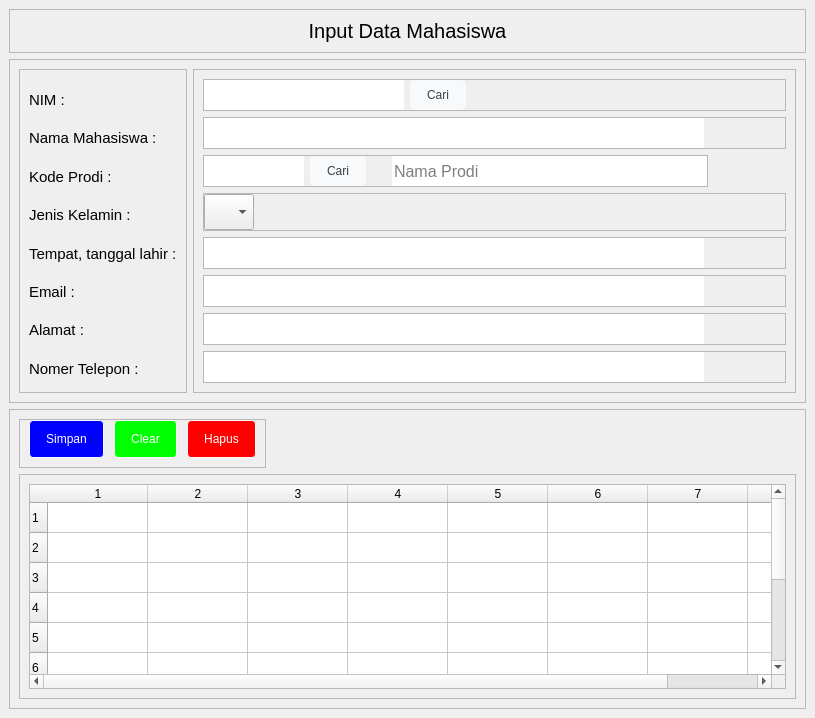
First picture: the form in mahasiswa/mahasiswa.ui, repository fajaraldev/aplikasi-pengisian-krs, before the edit.
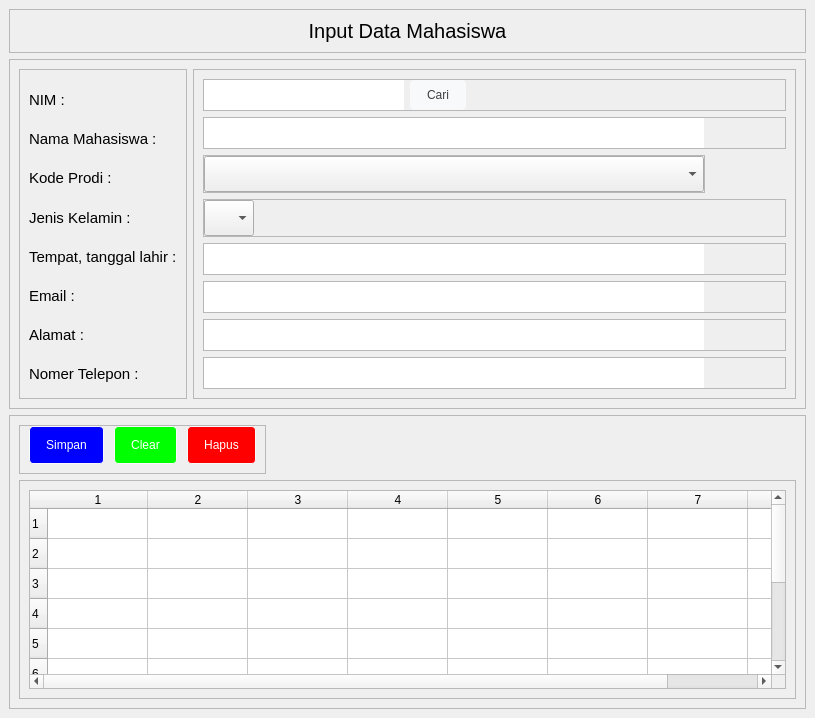
Second picture: the form after the edit.

Commit message: build: update ui on form prodi in Mahasiswa App

Diff of the .ui file:
```diff
--- a/mahasiswa/mahasiswa.ui
+++ b/mahasiswa/mahasiswa.ui
@@ -384,7 +384,7 @@
             <property name="frameShadow">
              <enum>QFrame::Raised</enum>
             </property>
-            <layout class="QHBoxLayout" name="horizontalLayout_5">
+            <layout class="QVBoxLayout" name="verticalLayout_4">
              <property name="leftMargin">
               <number>0</number>
              </property>
@@ -398,65 +398,22 @@
               <number>0</number>
              </property>
              <item>
-              <widget class="QLineEdit" name="txtKodeProdi">
-               <property name="minimumSize">
-                <size>
-                 <width>100</width>
-                 <height>0</height>
-                </size>
-               </property>
-               <property name="maximumSize">
-                <size>
-                 <width>100</width>
-                 <height>16777215</height>
-                </size>
-               </property>
-               <property name="font">
-                <font>
-                 <pointsize>12</pointsize>
-                </font>
-               </property>
-              </widget>
-             </item>
-             <item alignment="Qt::AlignLeft">
-              <widget class="QPushButton" name="btnCariProdi">
-               <property name="minimumSize">
-                <size>
-                 <width>44</width>
-                 <height>30</height>
-                </size>
-               </property>
-               <property name="maximumSize">
-                <size>
-                 <width>16777215</width>
-                 <height>30</height>
-                </size>
-               </property>
-               <property name="text">
-                <string>Cari</string>
-               </property>
-              </widget>
-             </item>
-             <item alignment="Qt::AlignLeft|Qt::AlignVCenter">
-              <widget class="QLineEdit" name="txtProdi">
-               <property name="enabled">
-                <bool>false</bool>
-               </property>
+              <widget class="QComboBox" name="cboProdi">
                <property name="sizePolicy">
-                <sizepolicy hsizetype="Preferred" vsizetype="Fixed">
+                <sizepolicy hsizetype="Expanding" vsizetype="Expanding">
                  <horstretch>0</horstretch>
                  <verstretch>0</verstretch>
                 </sizepolicy>
                </property>
                <property name="minimumSize">
                 <size>
-                 <width>335</width>
+                 <width>500</width>
                  <height>0</height>
                 </size>
                </property>
                <property name="maximumSize">
                 <size>
-                 <width>300</width>
+                 <width>500</width>
                  <height>16777215</height>
                 </size>
                </property>
@@ -465,14 +422,11 @@
                  <pointsize>12</pointsize>
                 </font>
                </property>
-               <property name="styleSheet">
-                <string notr="true">#txtProdi {
-	margin-left:20px;
-}</string>
-               </property>
-               <property name="placeholderText">
-                <string>Nama Prodi</string>
-               </property>
+               <item>
+                <property name="text">
+                 <string/>
+                </property>
+               </item>
               </widget>
              </item>
             </layout>
```
The commit also changes 4 other files.
